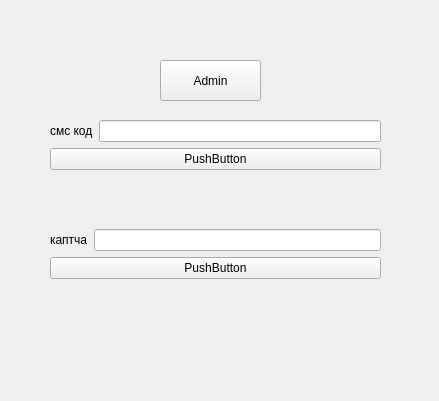
The window that desktop/my_qt/testing/Verify.ui (gepasgoy/digital-clone) describes before a commit, drawn with Qt 5.
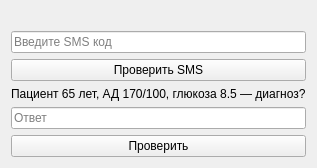
The same window after the commit.

```diff
--- a/desktop/my_qt/testing/Verify.ui
+++ b/desktop/my_qt/testing/Verify.ui
@@ -1,113 +1,36 @@
 <?xml version="1.0" encoding="UTF-8"?>
 <ui version="4.0">
- <class>Form</class>
- <widget class="QWidget" name="Form">
-  <property name="geometry">
-   <rect>
-    <x>0</x>
-    <y>0</y>
-    <width>439</width>
-    <height>401</height>
-   </rect>
-  </property>
-  <property name="windowTitle">
-   <string>Form</string>
-  </property>
-  <widget class="QPushButton" name="adminBtn">
-   <property name="geometry">
-    <rect>
-     <x>160</x>
-     <y>60</y>
-     <width>101</width>
-     <height>41</height>
-    </rect>
-   </property>
-   <property name="text">
-    <string>Admin</string>
-   </property>
-  </widget>
-  <widget class="QWidget" name="layoutWidget">
-   <property name="geometry">
-    <rect>
-     <x>50</x>
-     <y>120</y>
-     <width>331</width>
-     <height>211</height>
-    </rect>
-   </property>
-   <layout class="QVBoxLayout" name="verticalLayout_3">
-    <item>
-     <layout class="QVBoxLayout" name="verticalLayout">
-      <item>
-       <layout class="QHBoxLayout" name="horizontalLayout">
-        <item>
-         <widget class="QLabel" name="label1">
-          <property name="text">
-           <string>смс код</string>
-          </property>
-         </widget>
-        </item>
-        <item>
-         <widget class="QLineEdit" name="smsEdit"/>
-        </item>
-       </layout>
-      </item>
-      <item>
-       <widget class="QPushButton" name="smsBtn">
-        <property name="text">
-         <string>PushButton</string>
-        </property>
-       </widget>
-      </item>
-      <item>
-       <widget class="QLabel" name="smsLabel">
-        <property name="text">
-         <string/>
-        </property>
-        <property name="alignment">
-         <set>Qt::AlignmentFlag::AlignCenter</set>
-        </property>
-       </widget>
-      </item>
-     </layout>
-    </item>
-    <item>
-     <layout class="QVBoxLayout" name="verticalLayout_2">
-      <item>
-       <layout class="QHBoxLayout" name="horizontalLayout_2">
-        <item>
-         <widget class="QLabel" name="label2">
-          <property name="text">
-           <string>каптча</string>
-          </property>
-         </widget>
-        </item>
-        <item>
-         <widget class="QLineEdit" name="captchaEdit"/>
-        </item>
-       </layout>
-      </item>
-      <item>
-       <widget class="QPushButton" name="captchaBtn">
-        <property name="text">
-         <string>PushButton</string>
-        </property>
-       </widget>
-      </item>
-      <item>
-       <widget class="QLabel" name="captchaLabel">
-        <property name="text">
-         <string/>
-        </property>
-        <property name="alignment">
-         <set>Qt::AlignmentFlag::AlignCenter</set>
-        </property>
-       </widget>
-      </item>
-     </layout>
-    </item>
-   </layout>
-  </widget>
+ <class>VerifyForm</class>
+ <widget class="QWidget" name="VerifyForm">
+  <layout class="QVBoxLayout">
+
+   <item><widget class="QLabel" name="smsLabel"/></item>
+
+   <item><widget class="QLineEdit" name="smsEdit">
+     <property name="placeholderText"><string>Введите SMS код</string></property>
+   </widget></item>
+
+   <item><widget class="QPushButton" name="smsBtn">
+     <property name="text"><string>Проверить SMS</string></property>
+   </widget></item>
+
+   <item>
+    <widget class="QLabel">
+     <property name="text">
+      <string>Пациент 65 лет, АД 170/100, глюкоза 8.5 — диагноз?</string>
+     </property>
+    </widget>
+   </item>
+
+   <item><widget class="QLineEdit" name="capEdit">
+     <property name="placeholderText"><string>Ответ</string></property>
+   </widget></item>
+
+   <item><widget class="QPushButton" name="capBtn">
+     <property name="text"><string>Проверить</string></property>
+   </widget></item>
+
+  </layout>
  </widget>
  <resources/>
  <connections/>
```
Left out of the diff: 2 changed lines with no effect on the pictures.
